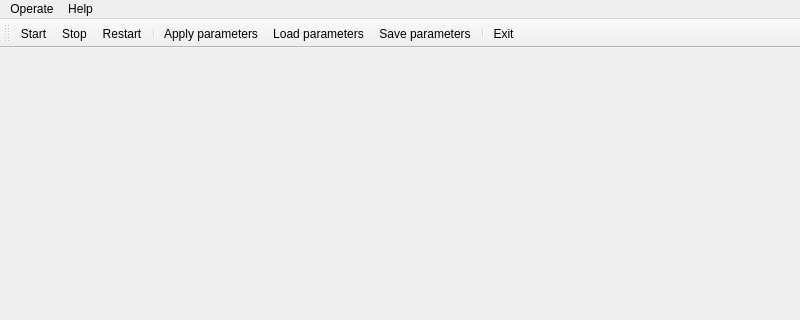
KangLin/RabbitProxyServer, file Server/mainwindow.ui: the form before one commit; both pictures show x 0 to 800 and y 0 to 320 of the 800 by 600 pixel window.
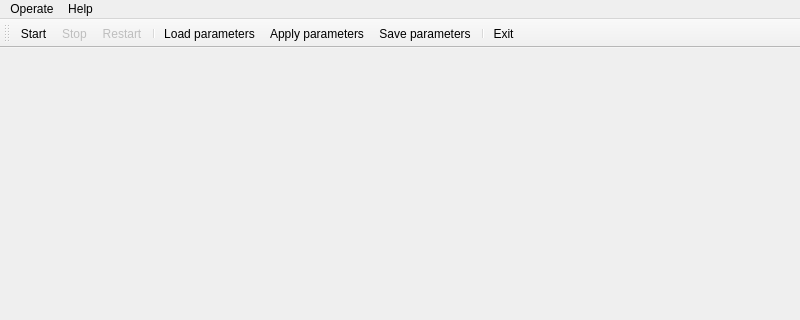
The form after the commit. Icons and pictures are not drawn.

The edit to the form file:
```diff
--- a/Server/mainwindow.ui
+++ b/Server/mainwindow.ui
@@ -78,6 +78,9 @@
   </widget>
   <widget class="QStatusBar" name="statusbar"/>
   <widget class="QToolBar" name="toolBar">
+   <property name="enabled">
+    <bool>true</bool>
+   </property>
    <property name="windowTitle">
     <string>toolBar</string>
    </property>
@@ -91,8 +94,8 @@
    <addaction name="actionStop"/>
    <addaction name="actionRestart"/>
    <addaction name="separator"/>
-   <addaction name="actionApply"/>
    <addaction name="actionLoad"/>
+   <addaction name="actionApply"/>
    <addaction name="actionSave"/>
    <addaction name="separator"/>
    <addaction name="actionExit"/>
@@ -107,6 +110,9 @@
    </property>
   </action>
   <action name="actionStop">
+   <property name="enabled">
+    <bool>false</bool>
+   </property>
    <property name="icon">
     <iconset resource="Resource/Resource.qrc">
      <normaloff>:/image/Stop</normaloff>:/image/Stop</iconset>
@@ -146,6 +152,9 @@
    </property>
   </action>
   <action name="actionRestart">
+   <property name="enabled">
+    <bool>false</bool>
+   </property>
    <property name="icon">
     <iconset resource="Resource/Resource.qrc">
      <normaloff>:/image/Restart</normaloff>:/image/Restart</iconset>
```
Left out of the diff: 4 changed lines with no effect on the pictures.
